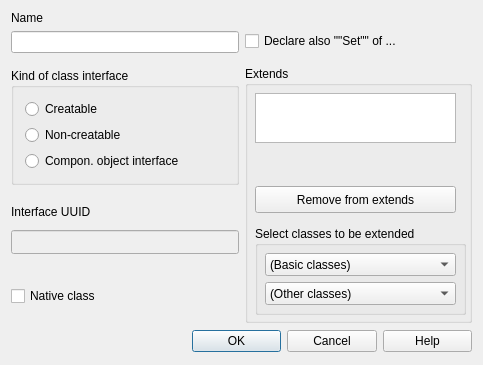
berkus/lavape, file lavape/src/LavaPE_UI/idd_interfacebox.ui: the form before one commit.
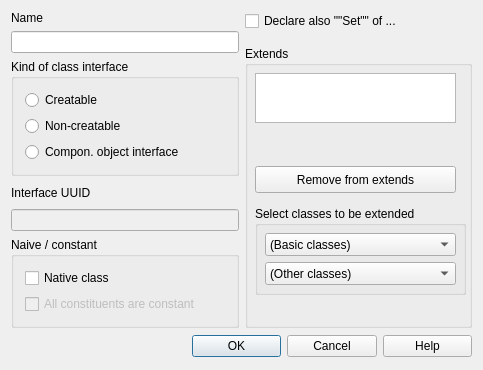
The form after the commit.

Diff of the .ui file:
```diff
--- a/lavape/src/LavaPE_UI/idd_interfacebox.ui
+++ b/lavape/src/LavaPE_UI/idd_interfacebox.ui
@@ -6,7 +6,7 @@
     <x>0</x>
     <y>0</y>
     <width>483</width>
-    <height>365</height>
+    <height>370</height>
    </rect>
   </property>
   <property name="sizePolicy" >
@@ -20,6 +20,10 @@
   </property>
   <layout class="QVBoxLayout" >
    <item>
+    <layout class="QHBoxLayout" >
+     <item>
+      <layout class="QVBoxLayout" >
+       <item>
     <widget class="QLabel" name="Label_IDC_STATIC36" >
      <property name="sizePolicy" >
       <sizepolicy vsizetype="Preferred" hsizetype="Preferred" >
@@ -39,13 +43,6 @@
     </widget>
    </item>
    <item>
-    <layout class="QHBoxLayout" >
-     <item>
-      <layout class="QVBoxLayout" >
-       <property name="spacing" >
-        <number>15</number>
-       </property>
-       <item>
         <widget class="QLineEdit" name="NewName" >
          <property name="sizePolicy" >
           <sizepolicy vsizetype="Fixed" hsizetype="MinimumExpanding" >
@@ -179,6 +176,12 @@
         </layout>
        </item>
        <item>
+        <widget class="QGroupBox" name="groupBox" >
+         <property name="title" >
+          <string>Naive / constant</string>
+         </property>
+         <layout class="QVBoxLayout" >
+          <item>
         <widget class="QCheckBox" name="Native" >
          <property name="sizePolicy" >
           <sizepolicy vsizetype="MinimumExpanding" hsizetype="MinimumExpanding" >
@@ -192,6 +195,19 @@
          <property name="text" >
           <string>Native class</string>
          </property>
+           </widget>
+          </item>
+          <item>
+           <widget class="QCheckBox" name="Constant" >
+            <property name="enabled" >
+             <bool>false</bool>
+            </property>
+            <property name="text" >
+             <string>All constituents are constant</string>
+            </property>
+           </widget>
+          </item>
+         </layout>
         </widget>
        </item>
       </layout>
```
Lines whose indentation alone changed are shown as unchanged.
